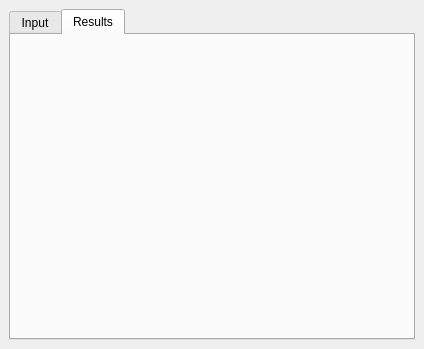
This is LocatorTool/LocatingTool/locating_tool_dockwidget_base.ui in qq2012/GEO1005 as Qt 5 draws it before an edit. The edited form follows.
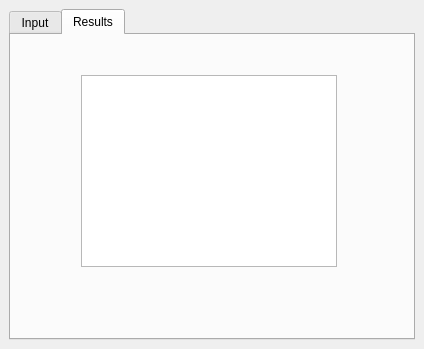
This is the edited form.

```diff
--- a/LocatorTool/LocatingTool/locating_tool_dockwidget_base.ui
+++ b/LocatorTool/LocatingTool/locating_tool_dockwidget_base.ui
@@ -256,6 +256,16 @@
        <attribute name="title">
         <string>Results</string>
        </attribute>
+       <widget class="QTableWidget" name="locationTable">
+        <property name="geometry">
+         <rect>
+          <x>70</x>
+          <y>40</y>
+          <width>256</width>
+          <height>192</height>
+         </rect>
+        </property>
+       </widget>
       </widget>
      </widget>
     </item>
```
